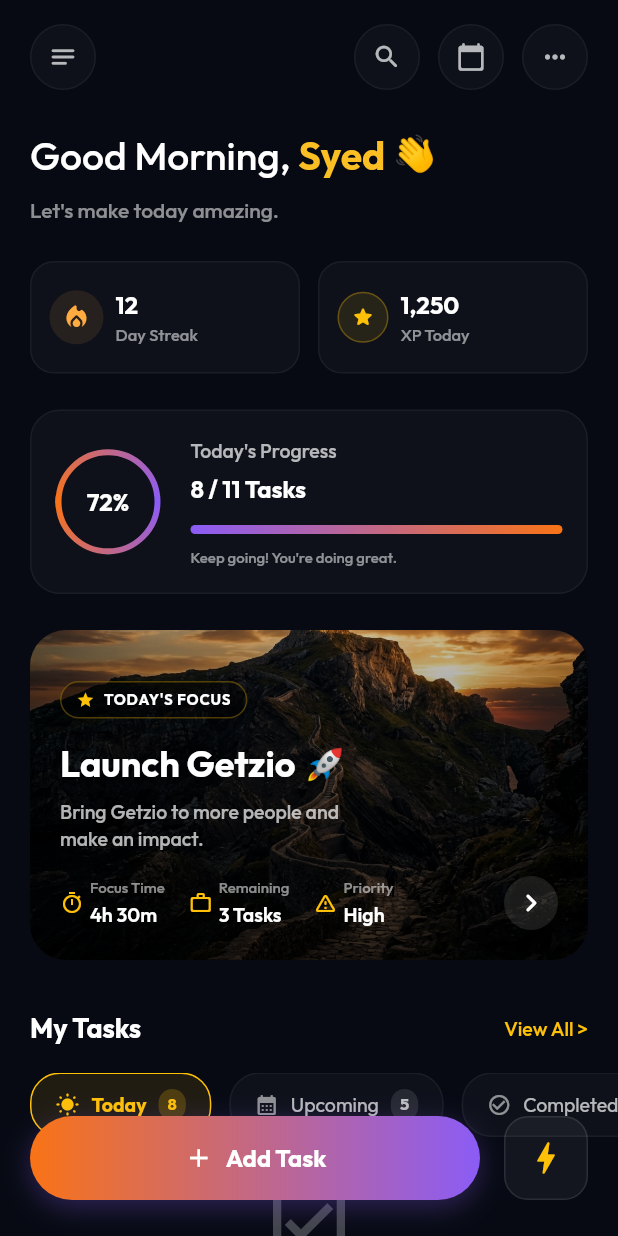
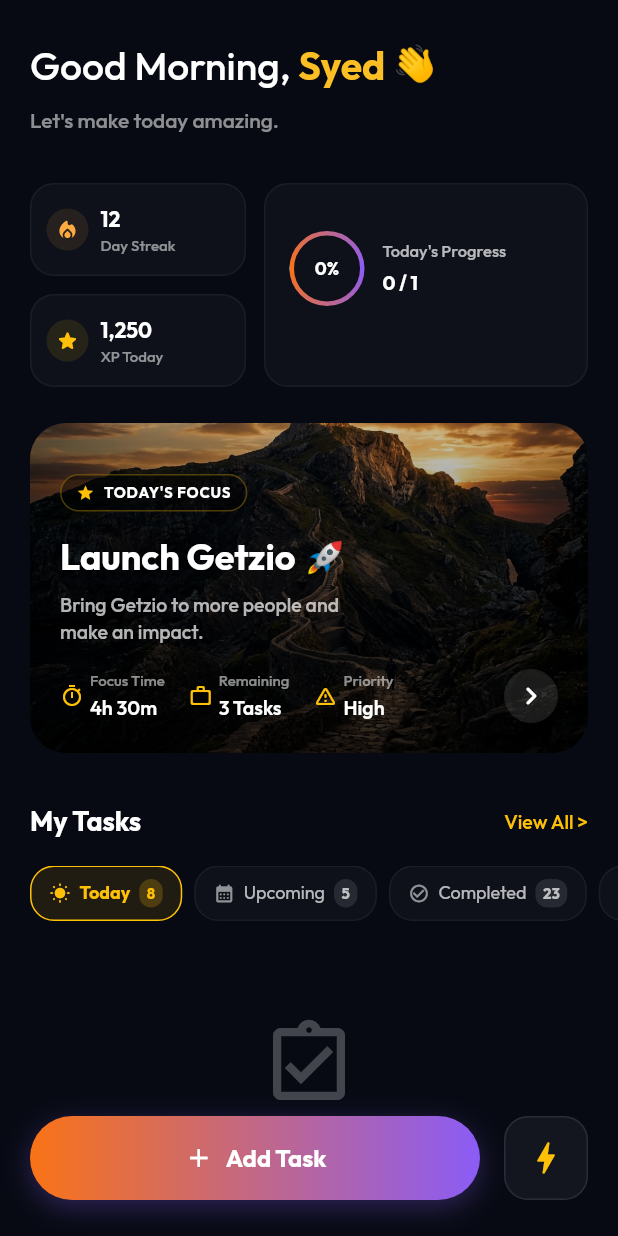
Before and after one commit to Syed-shan46/Getzio-focus, a Flutter app: the TasksScreen screen opened directly, on a phone screen of 412 x 824 dp. Run offline on Flutter 3.47's test engine with Material 3 defaults, Android fonts, the phone set to English and light mode, and no system bars; our stand-ins replace confetti, dio, firebase_auth, firebase_core, flutter_riverpod, google_fonts and 4 more; accounts and stored records are empty.

Commit message:
UI restructuring: Combine header stats, shrink tabs and task cards, remove top bar

```diff
--- a/lib/features/tasks/data/repositories/tasks_repository.dart
+++ b/lib/features/tasks/data/repositories/tasks_repository.dart
@@ -14,7 +14,7 @@ class TasksRepository {
 
   List<TaskModel> getLocalTasks() {
     final maps = _hiveDb.getTasks();
-    return maps.map((m) => TaskModel.fromMap(m)).toList();
+    return maps.map((m) => TaskModel.fromMap(Map<String, dynamic>.from(m as Map))).toList();
   }
 
   Future<void> saveLocalTasks(List<TaskModel> tasks) async {
--- a/lib/features/tasks/presentation/screens/tasks_screen.dart
+++ b/lib/features/tasks/presentation/screens/tasks_screen.dart
@@ -17,42 +17,10 @@ class TasksScreen extends ConsumerStatefulWidget {
 class _TasksScreenState extends ConsumerState<TasksScreen> {
   String _activeFilter = 'Today';
 
-  Widget _buildTopAppBar() {
+  Widget _buildGreeting() {
     return Padding(
-      padding: const EdgeInsets.only(top: 16, bottom: 24),
-      child: Row(
-        mainAxisAlignment: MainAxisAlignment.spaceBetween,
-        children: [
-          _buildIconButton(Icons.notes_rounded),
-          Row(
-            children: [
-              _buildIconButton(Icons.search_rounded),
-              const SizedBox(width: 12),
-              _buildIconButton(Icons.calendar_today_rounded),
-              const SizedBox(width: 12),
-              _buildIconButton(Icons.more_horiz_rounded),
-            ],
-          ),
-        ],
-      ),
-    );
-  }
-
-  Widget _buildIconButton(IconData icon) {
-    return Container(
-      width: 44,
-      height: 44,
-      decoration: BoxDecoration(
-        color: Colors.white.withValues(alpha: 0.03),
-        shape: BoxShape.circle,
-        border: Border.all(color: Colors.white.withValues(alpha: 0.05)),
-      ),
-      child: Icon(icon, color: Colors.white70, size: 20),
-    );
-  }
-
-  Widget _buildGreeting() {
-    return Column(
+      padding: const EdgeInsets.only(top: 24, bottom: 8),
+      child: Column(
         crossAxisAlignment: CrossAxisAlignment.start,
         children: [
           Row(
@@ -85,19 +53,57 @@ class _TasksScreenState extends ConsumerState<TasksScreen> {
             ),
           ),
         ],
+      ),
     );
   }
 
-  Widget _buildStatsRow() {
+  Widget _buildDashboard(WidgetRef ref) {
+    final state = ref.watch(tasksProvider);
+    final allTodayTasks = state.allTasks.where((t) {
+      if (t.dueDate == null) return true;
+      final d = DateTime(t.dueDate!.year, t.dueDate!.month, t.dueDate!.day);
+      final today = DateTime.now();
+      return d == DateTime(today.year, today.month, today.day);
+    }).toList();
+    final completedTasks = allTodayTasks.where((t) => t.status == TaskStatus.completed || t.completed).length;
+    final totalTasks = allTodayTasks.length;
+    final progress = totalTasks > 0 ? completedTasks / totalTasks : 0.0;
+    final progressPercent = (progress * 100).toInt();
+
     return Padding(
       padding: const EdgeInsets.symmetric(vertical: 24),
+      child: IntrinsicHeight(
         child: Row(
+          crossAxisAlignment: CrossAxisAlignment.stretch,
           children: [
-          // Streak
+            // Streak & XP small containers
             Expanded(
               flex: 2,
-            child: Container(
-              padding: const EdgeInsets.symmetric(vertical: 16, horizontal: 12),
+              child: Column(
+                mainAxisAlignment: MainAxisAlignment.spaceBetween,
+                children: [
+                  _buildSmallStatContainer('12', 'Day Streak', Icons.local_fire_department_rounded, Colors.orangeAccent),
+                  const SizedBox(height: 12),
+                  _buildSmallStatContainer('1,250', 'XP Today', Icons.star_rounded, Colors.amber),
+                ],
+              ),
+            ),
+            const SizedBox(width: 12),
+            // Dynamic Progress Card
+            Expanded(
+              flex: 3,
+              child: _buildDynamicProgressCard(completedTasks, totalTasks, progressPercent),
+            ),
+          ],
+        ),
+      ),
+    );
+  }
+
+  Widget _buildSmallStatContainer(String value, String label, IconData icon, Color color) {
+    return Container(
+      width: double.infinity,
+      padding: const EdgeInsets.symmetric(vertical: 12, horizontal: 10),
       decoration: BoxDecoration(
         color: Colors.white.withValues(alpha: 0.03),
         borderRadius: BorderRadius.circular(16),
@@ -106,69 +112,28 @@ class _TasksScreenState extends ConsumerState<TasksScreen> {
       child: Row(
         children: [
           Container(
-                    padding: const EdgeInsets.all(8),
+            padding: const EdgeInsets.all(6),
             decoration: BoxDecoration(
-                      color: Colors.orangeAccent.withValues(alpha: 0.1),
+              color: color.withValues(alpha: 0.1),
               shape: BoxShape.circle,
             ),
-                    child: const Icon(Icons.local_fire_department_rounded, color: Colors.orangeAccent, size: 20),
+            child: Icon(icon, color: color, size: 16),
           ),
           const SizedBox(width: 8),
-                  Column(
+          Expanded(
+            child: Column(
               crossAxisAlignment: CrossAxisAlignment.start,
+              mainAxisSize: MainAxisSize.min,
               children: [
                 Text(
-                        '12',
-                        style: GoogleFonts.outfit(color: Colors.white, fontSize: 16, fontWeight: FontWeight.bold),
+                  value,
+                  style: GoogleFonts.outfit(color: Colors.white, fontSize: 14, fontWeight: FontWeight.bold),
                 ),
                 Text(
-                        'Day Streak',
-                        style: GoogleFonts.outfit(color: Colors.white54, fontSize: 11),
+                  label,
+                  style: GoogleFonts.outfit(color: Colors.white54, fontSize: 10),
                 ),
               ],
-                  ),
-                ],
-              ),
-            ),
-          ),
-          const SizedBox(width: 12),
-          // XP
-          Expanded(
-            flex: 2,
-            child: Container(
-              padding: const EdgeInsets.symmetric(vertical: 16, horizontal: 12),
-              decoration: BoxDecoration(
-                color: Colors.white.withValues(alpha: 0.03),
-                borderRadius: BorderRadius.circular(16),
-                border: Border.all(color: Colors.white.withValues(alpha: 0.05)),
-              ),
-              child: Row(
-                children: [
-                  Container(
-                    padding: const EdgeInsets.all(8),
-                    decoration: BoxDecoration(
-                      color: Colors.amber.withValues(alpha: 0.1),
-                      shape: BoxShape.circle,
-                      border: Border.all(color: Colors.amber.withValues(alpha: 0.3)),
-                    ),
-                    child: const Icon(Icons.star_rounded, color: Colors.amber, size: 16),
-                  ),
-                  const SizedBox(width: 8),
-                  Column(
-                    crossAxisAlignment: CrossAxisAlignment.start,
-                    children: [
-                      Text(
-                        '1,250',
-                        style: GoogleFonts.outfit(color: Colors.white, fontSize: 16, fontWeight: FontWeight.bold),
-                      ),
-                      Text(
-                        'XP Today',
-                        style: GoogleFonts.outfit(color: Colors.white54, fontSize: 11),
-                      ),
-                    ],
-                  ),
-                ],
-              ),
             ),
           ),
         ],
@@ -176,22 +141,23 @@ class _TasksScreenState extends ConsumerState<TasksScreen> {
     );
   }
 
-  Widget _buildProgressCard() {
+  Widget _buildDynamicProgressCard(int completed, int total, int percent) {
     return Container(
-      width: double.infinity,
       padding: const EdgeInsets.all(16),
-      margin: const EdgeInsets.only(bottom: 24),
       decoration: BoxDecoration(
         color: Colors.white.withValues(alpha: 0.03),
-        borderRadius: BorderRadius.circular(20),
+        borderRadius: BorderRadius.circular(16),
         border: Border.all(color: Colors.white.withValues(alpha: 0.05)),
       ),
-      child: Row(
+      child: Column(
+        crossAxisAlignment: CrossAxisAlignment.start,
+        mainAxisAlignment: MainAxisAlignment.center,
         children: [
-          // Circular Progress
+          Row(
+            children: [
               SizedBox(
-            width: 70,
-            height: 70,
+                width: 50,
+                height: 50,
                 child: Stack(
                   children: [
                     ShaderMask(
@@ -204,20 +170,20 @@ class _TasksScreenState extends ConsumerState<TasksScreen> {
                         ).createShader(rect);
                       },
                       child: Container(
-                    width: 70,
-                    height: 70,
+                        width: 50,
+                        height: 50,
                         decoration: BoxDecoration(
                           shape: BoxShape.circle,
-                      border: Border.all(color: Colors.white, width: 4),
+                          border: Border.all(color: Colors.white, width: 3),
                         ),
                       ),
                     ),
                     Center(
                       child: Text(
-                    '72%',
+                        '$percent%',
                         style: GoogleFonts.outfit(
                           color: Colors.white,
-                      fontSize: 16,
+                          fontSize: 12,
                           fontWeight: FontWeight.bold,
                         ),
                       ),
@@ -225,24 +191,36 @@ class _TasksScreenState extends ConsumerState<TasksScreen> {
                   ],
                 ),
               ),
-          const SizedBox(width: 20),
-          // Text & Bar
+              const SizedBox(width: 12),
               Expanded(
                 child: Column(
                   crossAxisAlignment: CrossAxisAlignment.start,
                   children: [
                     Text(
                       "Today's Progress",
-                  style: GoogleFonts.outfit(color: Colors.white70, fontSize: 13),
+                      style: GoogleFonts.outfit(color: Colors.white70, fontSize: 11),
                     ),
-                const SizedBox(height: 4),
+                    const SizedBox(height: 2),
                     Text(
-                  '8 / 11 Tasks',
-                  style: GoogleFonts.outfit(color: Colors.white, fontSize: 16, fontWeight: FontWeight.bold),
+                      '$completed / ${total == 0 ? 1 : total}',
+                      style: GoogleFonts.outfit(color: Colors.white, fontSize: 13, fontWeight: FontWeight.bold),
                     ),
-                const SizedBox(height: 12),
+                  ],
+                ),
+              ),
+            ],
+          ),
+          const SizedBox(height: 16),
           Container(
             height: 6,
+            decoration: BoxDecoration(
+              borderRadius: BorderRadius.circular(3),
+              color: Colors.white.withValues(alpha: 0.05),
+            ),
+            child: FractionallySizedBox(
+              alignment: Alignment.centerLeft,
+              widthFactor: percent / 100,
+              child: Container(
                 decoration: BoxDecoration(
                   borderRadius: BorderRadius.circular(3),
                   gradient: const LinearGradient(
@@ -250,12 +228,6 @@ class _TasksScreenState extends ConsumerState<TasksScreen> {
                   ),
                 ),
               ),
-                const SizedBox(height: 8),
-                Text(
-                  "Keep going! You're doing great.",
-                  style: GoogleFonts.outfit(color: Colors.white54, fontSize: 10),
-                ),
-              ],
             ),
           ),
         ],
@@ -422,39 +394,39 @@ class _TasksScreenState extends ConsumerState<TasksScreen> {
         ref.read(tasksProvider.notifier).setFilter(filter);
       },
       child: Container(
-        margin: const EdgeInsets.only(right: 12),
-        padding: const EdgeInsets.symmetric(horizontal: 16, vertical: 10),
+        margin: const EdgeInsets.only(right: 8),
+        padding: const EdgeInsets.symmetric(horizontal: 12, vertical: 8),
         decoration: BoxDecoration(
           color: isSelected ? Colors.amber.withValues(alpha: 0.1) : Colors.white.withValues(alpha: 0.03),
-          borderRadius: BorderRadius.circular(20),
+          borderRadius: BorderRadius.circular(16),
           border: Border.all(
             color: isSelected ? Colors.amber : Colors.white.withValues(alpha: 0.05),
           ),
         ),
         child: Row(
           children: [
-            Icon(icon, color: isSelected ? Colors.amber : Colors.white54, size: 16),
-            const SizedBox(width: 8),
+            Icon(icon, color: isSelected ? Colors.amber : Colors.white54, size: 14),
+            const SizedBox(width: 6),
             Text(
               label,
               style: GoogleFonts.outfit(
                 color: isSelected ? Colors.amber : Colors.white70,
-                fontSize: 13,
+                fontSize: 12,
                 fontWeight: isSelected ? FontWeight.bold : FontWeight.normal,
               ),
             ),
-            const SizedBox(width: 8),
+            const SizedBox(width: 6),
             Container(
-              padding: const EdgeInsets.symmetric(horizontal: 6, vertical: 2),
+              padding: const EdgeInsets.symmetric(horizontal: 5, vertical: 2),
               decoration: BoxDecoration(
                 color: isSelected ? Colors.amber.withValues(alpha: 0.2) : Colors.white.withValues(alpha: 0.1),
-                borderRadius: BorderRadius.circular(10),
+                borderRadius: BorderRadius.circular(8),
               ),
               child: Text(
                 count.toString(),
                 style: GoogleFonts.outfit(
                   color: isSelected ? Colors.amber : Colors.white70,
-                  fontSize: 11,
+                  fontSize: 10,
                   fontWeight: FontWeight.bold,
                 ),
               ),
@@ -550,10 +522,8 @@ class _TasksScreenState extends ConsumerState<TasksScreen> {
                       child: Column(
                         crossAxisAlignment: CrossAxisAlignment.start,
                         children: [
-                          _buildTopAppBar(),
                           _buildGreeting(),
-                          _buildStatsRow(),
-                          _buildProgressCard(),
+                          _buildDashboard(ref),
                           _buildTodaysFocusCard(),
 
                           Row(
--- a/lib/features/tasks/presentation/widgets/task_card.dart
+++ b/lib/features/tasks/presentation/widgets/task_card.dart
@@ -43,7 +43,7 @@ class TaskCard extends StatelessWidget {
         onTap();
       },
       child: Container(
-        margin: const EdgeInsets.only(bottom: 16, left: 20, right: 20),
+        margin: const EdgeInsets.only(bottom: 12, left: 16, right: 16),
         decoration: BoxDecoration(
           color: const Color(0xFF131722),
           borderRadius: BorderRadius.circular(16),
@@ -67,7 +67,7 @@ class TaskCard extends StatelessWidget {
               // Main Content
               Expanded(
                 child: Padding(
-                  padding: const EdgeInsets.all(16),
+                  padding: const EdgeInsets.all(12),
                   child: Row(
                     crossAxisAlignment: CrossAxisAlignment.start,
                     children: [
@@ -78,9 +78,9 @@ class TaskCard extends StatelessWidget {
                           onToggleComplete(!isCompleted);
                         },
                         child: Container(
-                          margin: const EdgeInsets.only(top: 2, right: 16),
-                          width: 28,
-                          height: 28,
+                          margin: const EdgeInsets.only(top: 2, right: 12),
+                          width: 22,
+                          height: 22,
                           decoration: BoxDecoration(
                             shape: BoxShape.circle,
                             border: Border.all(
@@ -89,7 +89,7 @@ class TaskCard extends StatelessWidget {
                             ),
                           ),
                           child: isCompleted
-                              ? const Icon(Icons.check, size: 18, color: Colors.amber)
+                              ? const Icon(Icons.check, size: 14, color: Colors.amber)
                               : null,
                         ),
                       ),
@@ -103,12 +103,12 @@ class TaskCard extends StatelessWidget {
                               task.title,
                               style: GoogleFonts.outfit(
                                 color: Colors.white,
-                                fontSize: 16,
+                                fontSize: 15,
                                 fontWeight: FontWeight.w500,
                                 decoration: isCompleted ? TextDecoration.lineThrough : null,
                               ),
                             ),
-                            const SizedBox(height: 10),
+                            const SizedBox(height: 8),
 
                             // Badges & Time Row
                             Row(
```
Lines whose indentation alone changed are shown as unchanged.
